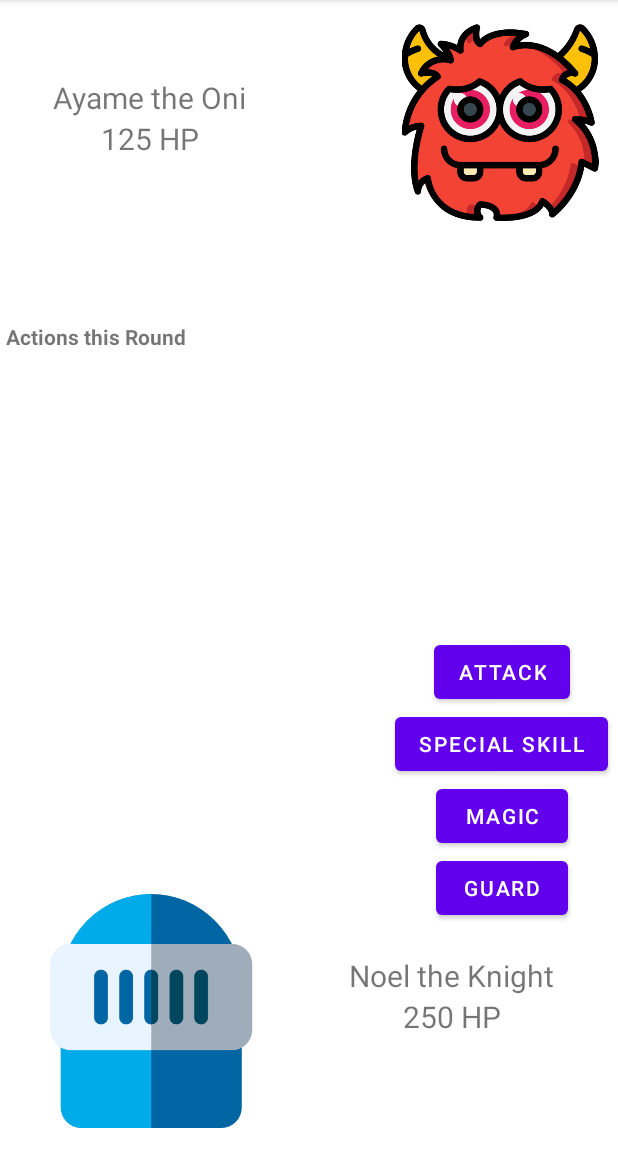
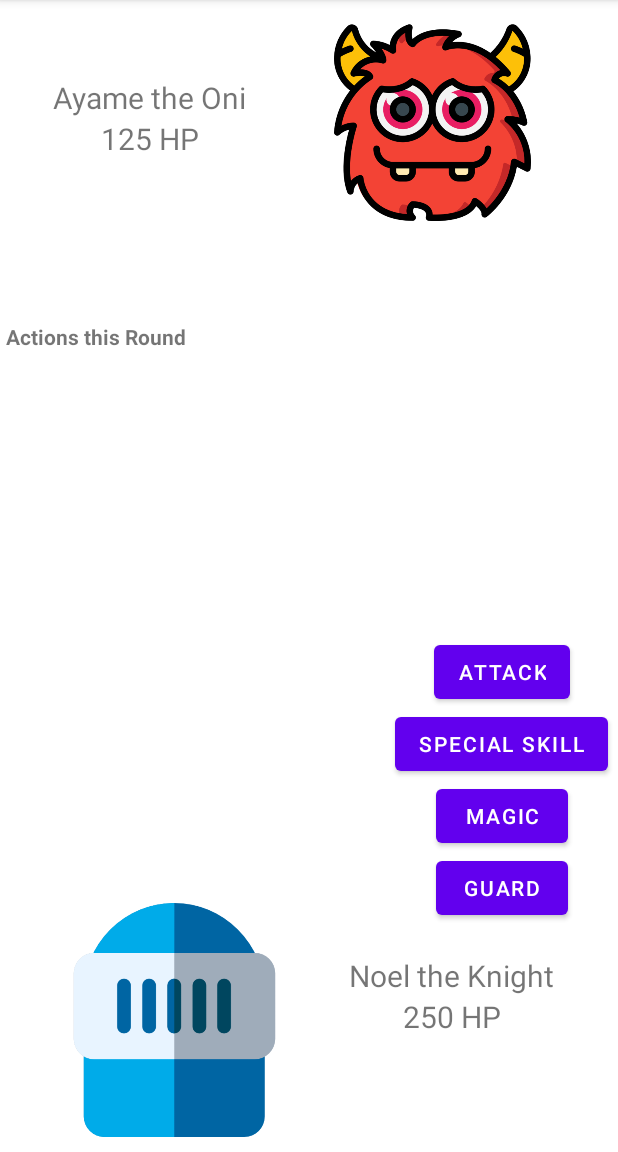
Before and after one commit to ebao0317/Turn-Based-Drawing-RPG, an Android app: the screen it shows after launch (MainActivity), after a tap on "WARRIOR", on a phone screen of 412 x 824 dp, the part 84-1236 px from its top. Run offline under Robolectric (Android 15) with nearby library versions, the phone set to English and light mode, and no system bars; pictures from the network do not load.

Commit message:
tried refixing it my constraining it and filling its constraint, and helped a bit

```diff
--- a/app/src/main/res/layout/activity_main.xml
+++ b/app/src/main/res/layout/activity_main.xml
@@ -105,23 +105,22 @@
 
     <ImageView
         android:id="@+id/imageView"
-        android:layout_width="133dp"
+        android:layout_width="0dp"
         android:layout_height="131dp"
         android:layout_marginTop="16dp"
-        android:layout_marginEnd="12dp"
         app:layout_constraintEnd_toEndOf="parent"
+        app:layout_constraintStart_toEndOf="@+id/monsterName"
         app:layout_constraintTop_toTopOf="parent"
         app:srcCompat="@drawable/monster" />
 
     <ImageView
         android:id="@+id/imageView2"
-        android:layout_width="202dp"
+        android:layout_width="0dp"
         android:layout_height="156dp"
-        android:layout_marginBottom="16dp"
         app:layout_constraintBottom_toBottomOf="parent"
         app:layout_constraintEnd_toStartOf="@+id/heroName"
-        app:layout_constraintHorizontal_bias="0.0"
         app:layout_constraintStart_toStartOf="parent"
+        app:layout_constraintTop_toBottomOf="@+id/actionInfo"
         app:srcCompat="@drawable/warrior" />
 
 </androidx.constraintlayout.widget.ConstraintLayout>
```
